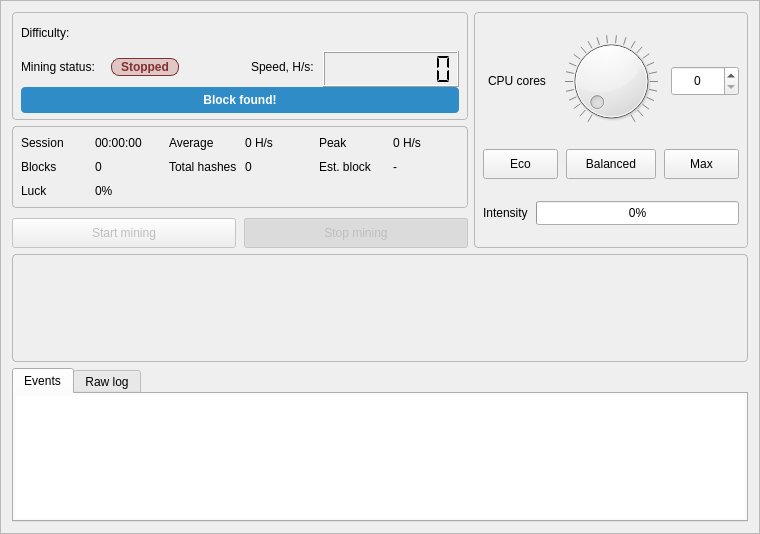
seredat/karbowanecwallet, file src/gui/ui/miningframe.ui: the form before one commit.
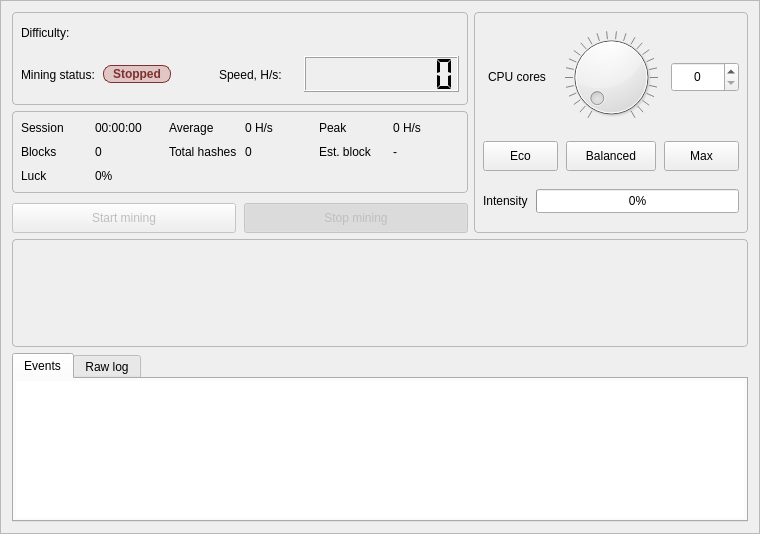
The form after the commit. Custom widgets are drawn as their Qt base class.

Commit message: Mining translations, align badges, adjust window and remove found block banner

What changed in the file:
```diff
--- a/src/gui/ui/miningframe.ui
+++ b/src/gui/ui/miningframe.ui
@@ -101,28 +101,6 @@
            <property name="verticalSpacing">
             <number>4</number>
            </property>
-           <item row="3" column="0" colspan="9">
-            <widget class="QLabel" name="m_blockFoundBanner">
-             <property name="visible">
-              <bool>false</bool>
-             </property>
-             <property name="styleSheet">
-              <string notr="true">QLabel#m_blockFoundBanner {
-  background: palette(highlight);
-  color: palette(highlighted-text);
-  border-radius: 4px;
-  padding: 6px 8px;
-  font-weight: bold;
-}</string>
-             </property>
-             <property name="text">
-              <string>Block found!</string>
-             </property>
-             <property name="alignment">
-              <set>Qt::AlignmentFlag::AlignCenter</set>
-             </property>
-            </widget>
-           </item>
            <item row="1" column="0">
             <widget class="QLabel" name="label_4">
              <property name="text">
```
The commit also changes 16 other files.
